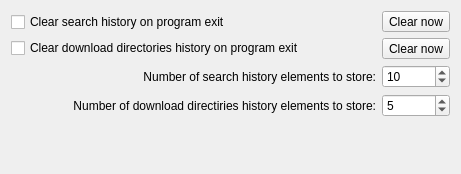
Qt form eiskaltdcpp-qt/ui/UISettingsHistory.ui (eiskaltdcpp/eiskaltdcpp) before a commit.
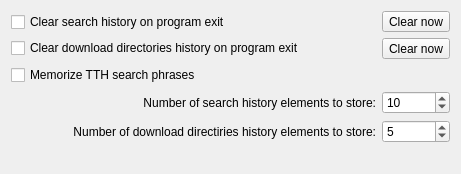
The same form after that commit.

Commit message: EiskaltDC++ Qt: * Added new option: memorize-tth-search-phrases

Diff of the .ui file:
```diff
--- a/eiskaltdcpp-qt/ui/UISettingsHistory.ui
+++ b/eiskaltdcpp-qt/ui/UISettingsHistory.ui
@@ -75,7 +75,7 @@
      </property>
     </widget>
    </item>
-   <item row="2" column="0">
+   <item row="3" column="0">
     <widget class="QLabel" name="label">
      <property name="sizePolicy">
       <sizepolicy hsizetype="Expanding" vsizetype="Preferred">
@@ -91,7 +91,7 @@
      </property>
     </widget>
    </item>
-   <item row="2" column="1">
+   <item row="3" column="1">
     <widget class="QSpinBox" name="spinBox_SearchHistory">
      <property name="minimum">
       <number>1</number>
@@ -101,7 +101,7 @@
      </property>
     </widget>
    </item>
-   <item row="3" column="0">
+   <item row="4" column="0">
     <widget class="QLabel" name="label_2">
      <property name="sizePolicy">
       <sizepolicy hsizetype="Expanding" vsizetype="Preferred">
@@ -117,7 +117,7 @@
      </property>
     </widget>
    </item>
-   <item row="3" column="1">
+   <item row="4" column="1">
     <widget class="QSpinBox" name="spinBox_DirectoriesHistory">
      <property name="minimum">
       <number>1</number>
@@ -127,7 +127,7 @@
      </property>
     </widget>
    </item>
-   <item row="4" column="0">
+   <item row="5" column="0">
     <spacer name="verticalSpacer">
      <property name="orientation">
       <enum>Qt::Vertical</enum>
@@ -140,6 +140,19 @@
      </property>
     </spacer>
    </item>
+   <item row="2" column="0">
+    <widget class="QCheckBox" name="checkBox_TTHSearchHistory">
+     <property name="sizePolicy">
+      <sizepolicy hsizetype="Expanding" vsizetype="Fixed">
+       <horstretch>0</horstretch>
+       <verstretch>0</verstretch>
+      </sizepolicy>
+     </property>
+     <property name="text">
+      <string>Memorize TTH search phrases</string>
+     </property>
+    </widget>
+   </item>
   </layout>
  </widget>
  <resources/>
```
The commit also changes 2 other files.
